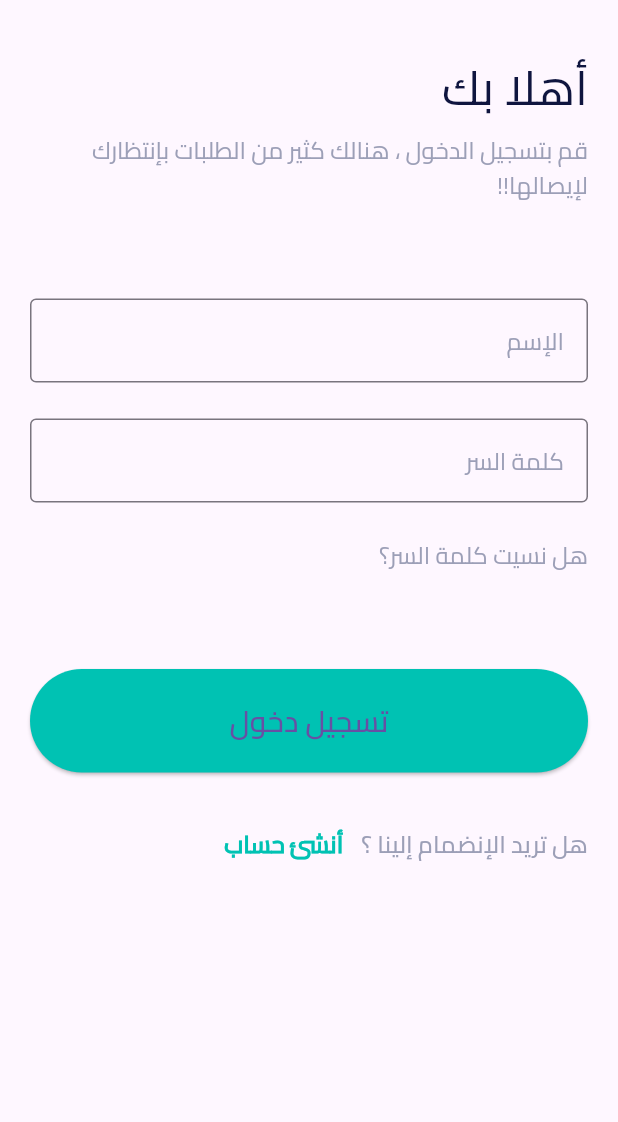
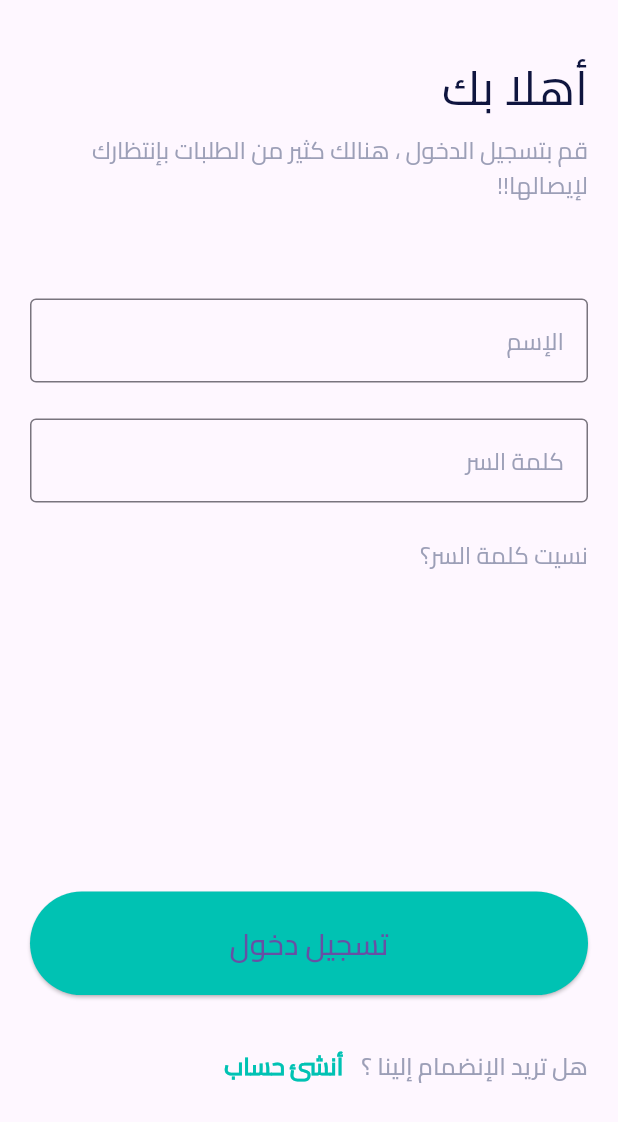
Before and after one commit to monzerabdullah/deliver_it_client, a Flutter app: the SignUpView screen opened directly, after a tap on "بتسجيل الدخول", on a phone screen of 412 x 824 dp. Shown: the top 1122 px of the screen. Run offline on Flutter 3.47's test engine with Material 3 defaults, Android fonts, the phone set to English and light mode, and no system bars; our stand-ins replace flutter_svg, smooth_page_indicator.

Commit message:
make login and signup views scrollable thus avoid overflow errors...

```diff
--- a/lib/views/login_view.dart
+++ b/lib/views/login_view.dart
@@ -15,6 +15,12 @@ class LoginView extends StatelessWidget {
             padding: const EdgeInsets.symmetric(
               horizontal: 20,
               vertical: 35,
+            ),
+            child: SingleChildScrollView(
+              child: ConstrainedBox(
+                constraints: BoxConstraints(
+                  maxHeight: MediaQuery.of(context).size.height -
+                      MediaQuery.of(context).size.height * 0.15,
                 ),
                 child: Column(
                   children: [
@@ -83,7 +89,7 @@ class LoginView extends StatelessWidget {
                       textDirection: TextDirection.rtl,
                       children: [
                         Text(
-                      'هل نسيت كلمة السر؟',
+                          'نسيت كلمة السر؟',
                           style: TextStyle(
                             color: kSecondaryText,
                             fontSize: 16.0,
@@ -92,9 +98,7 @@ class LoginView extends StatelessWidget {
                         ),
                       ],
                     ),
-                const SizedBox(
-                  height: 64,
-                ),
+                    const Spacer(),
                     ElevatedButton(
                       onPressed: () {},
                       style: ElevatedButton.styleFrom(
@@ -155,6 +159,8 @@ class LoginView extends StatelessWidget {
               ),
             ),
           ),
+        ),
+      ),
     );
   }
 }
--- a/lib/views/onboarding_view.dart
+++ b/lib/views/onboarding_view.dart
@@ -25,7 +25,7 @@ class _SignUpOnBoardingState extends State<SignUpOnBoarding> {
   void initState() {
     super.initState();
 
-    _timer = Timer.periodic(const Duration(seconds: 5), (Timer timer) {
+    _timer = Timer.periodic(const Duration(seconds: 3), (Timer timer) {
       if (_currentPage < 2) {
         _currentPage++;
       } else {
--- a/lib/views/signup_view.dart
+++ b/lib/views/signup_view.dart
@@ -7,6 +7,8 @@ class SignUpView extends StatelessWidget {
 
   @override
   Widget build(BuildContext context) {
+    final mqWidth = MediaQuery.of(context).size.width;
+    final mqHeight = MediaQuery.of(context).size.height;
     return Directionality(
       textDirection: TextDirection.rtl,
       child: Scaffold(
@@ -15,6 +17,11 @@ class SignUpView extends StatelessWidget {
             padding: const EdgeInsets.symmetric(
               horizontal: 20,
               vertical: 35,
+            ),
+            child: SingleChildScrollView(
+              child: ConstrainedBox(
+                constraints: BoxConstraints(
+                  maxHeight: mqHeight - mqHeight * 0.15,
                 ),
                 child: Column(
                   children: [
@@ -89,12 +96,7 @@ class SignUpView extends StatelessWidget {
                         ),
                       ),
                     ),
-                const SizedBox(
-                  height: 24,
-                ),
-                const SizedBox(
-                  height: 64,
-                ),
+                    const Spacer(),
                     ElevatedButton(
                       onPressed: () {},
                       style: ElevatedButton.styleFrom(
@@ -155,6 +157,8 @@ class SignUpView extends StatelessWidget {
               ),
             ),
           ),
+        ),
+      ),
     );
   }
 }
```
Lines whose indentation alone changed are shown as unchanged.
